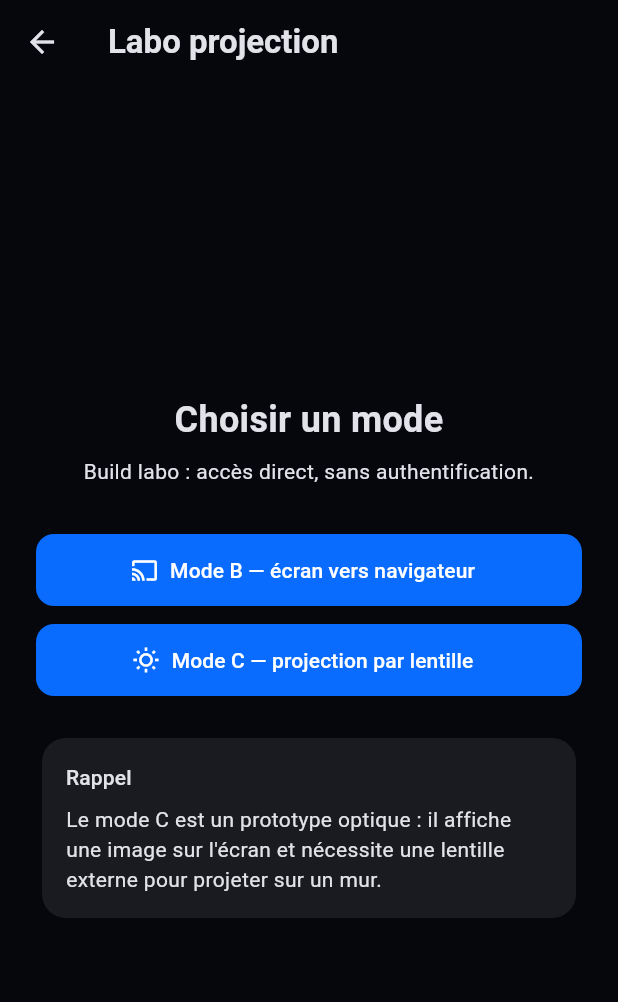
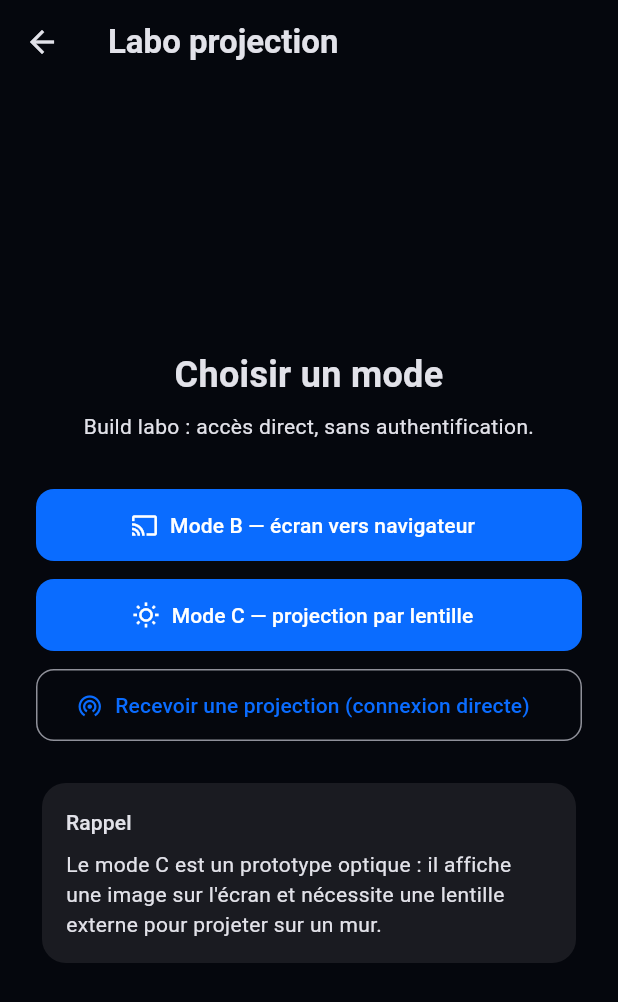
Before and after one commit to Rwond/camera-projector, a Flutter app: the LabHomeScreen screen opened directly, on a phone screen of 412 x 824 dp. Shown: the top 1002 px of the screen. Run offline on Flutter 3.47's test engine with Material 3 defaults, Android fonts, the phone set to English and light mode, and no system bars; our stand-ins replace file_picker, flutter_secure_storage; missing offline and left inert: screen_brightness; accounts and stored records are empty; project files that could hold a hidden picture were left out.

Commit message:
Vérifie la connexion directe sur matériel réel et ajoute le récepteur au menu labo
Ajoute le bouton « Recevoir une projection » au menu labo (LAB_MODE) pour
pouvoir tester le récepteur sans compte backend. Documente la vérification
bout en bout réalisée pour de vrai entre un téléphone Android (modèle
Z2453) et un PC Windows sur le même Wi-Fi : découverte, demande
d'autorisation et affichage du flux sans navigateur confirmés fonctionnels,
ce qui n'avait pu être testé qu'en boucle locale jusqu'ici.

flutter analyze et flutter test (25/25) passent.

```diff
--- a/apps/client/lib/features/lab/lab_home_screen.dart
+++ b/apps/client/lib/features/lab/lab_home_screen.dart
@@ -2,6 +2,7 @@ import 'package:flutter/material.dart';
 
 import '../lens/lens_projection_screen.dart';
 import '../projection/projection_screen.dart';
+import '../projection/receiver_screen.dart';
 
 /// Accueil des builds labo : donne un accès direct aux prototypes B et C
 /// sans passer par l'authentification ni par l'écran d'accueil normal.
@@ -57,6 +58,18 @@ class LabHomeScreen extends StatelessWidget {
                   icon: const Icon(Icons.wb_sunny_outlined),
                   label: const Text('Mode C — projection par lentille'),
                 ),
+                const SizedBox(height: 12),
+                OutlinedButton.icon(
+                  onPressed: () {
+                    Navigator.of(context).push(
+                      MaterialPageRoute(
+                        builder: (_) => const ReceiverScreen(),
+                      ),
+                    );
+                  },
+                  icon: const Icon(Icons.wifi_tethering),
+                  label: const Text('Recevoir une projection (connexion directe)'),
+                ),
                 const SizedBox(height: 24),
                 Card(
                   child: Padding(
```
Also changed, not shown: 3 other files.
